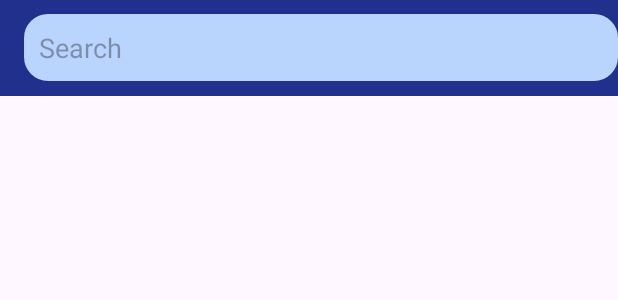
After one commit to Ananad-Bhatt/Whisper, an Android app: the layout activity_search.xml on its own in the app's theme, with its tools: preview values and no code run, on a phone screen of 412 x 824 dp. The commit adds this screen. Shown: the top 300 px of the screen. Run offline under Robolectric (Android 15) with nearby library versions, the phone set to English and light mode, and no system bars.

Commit message:
Create search activity

```diff
--- /dev/null
+++ b/app/src/main/res/layout/activity_search.xml
@@ -0,0 +1,40 @@
+<?xml version="1.0" encoding="utf-8"?>
+<LinearLayout xmlns:android="http://schemas.android.com/apk/res/android"
+    xmlns:app="http://schemas.android.com/apk/res-auto"
+    xmlns:tools="http://schemas.android.com/tools"
+    android:layout_width="match_parent"
+    android:layout_height="match_parent"
+    android:orientation="vertical"
+    tools:context=".SearchActivity">
+
+    <com.google.android.material.appbar.AppBarLayout
+        android:layout_width="match_parent"
+        android:layout_height="wrap_content">
+
+        <androidx.appcompat.widget.Toolbar
+            android:id="@+id/search_act_toolbar"
+            android:layout_width="match_parent"
+            android:layout_height="wrap_content"
+            android:background="@color/main_act_primary">
+
+            <LinearLayout
+                android:layout_width="match_parent"
+                android:layout_height="wrap_content">
+
+                <EditText
+                    android:id="@+id/toolbar_search"
+                    android:layout_width="match_parent"
+                    android:layout_height="wrap_content"
+                    android:hint="@string/search"
+                    android:backgroundTint="@color/secondary"
+                    android:padding="10dp"
+                    android:inputType="textFilter"
+                    android:background="@drawable/edt_back"/>
+
+            </LinearLayout>
+
+        </androidx.appcompat.widget.Toolbar>
+
+    </com.google.android.material.appbar.AppBarLayout>
+
+</LinearLayout>
--- a/app/src/main/res/values/strings.xml
+++ b/app/src/main/res/values/strings.xml
@@ -47,7 +47,7 @@
     <!--    Reset Password-->
     <string name="reset_pass_title">Reset Password</string>
 
-<!--    Profile page-->
+    <!--    Profile page-->
     <string name="posts">Posts</string>
     <string name="following">Following</string>
     <string name="followers">Followers</string>
```
Also changed, not shown: app/src/main/AndroidManifest.xml (+9 -13 lines), app/src/main/java/fragments/HomeFragment.kt (+3 -4 lines), app/src/main/java/project/social/whisper/SearchActivity.kt (added, +35 -0 lines).
